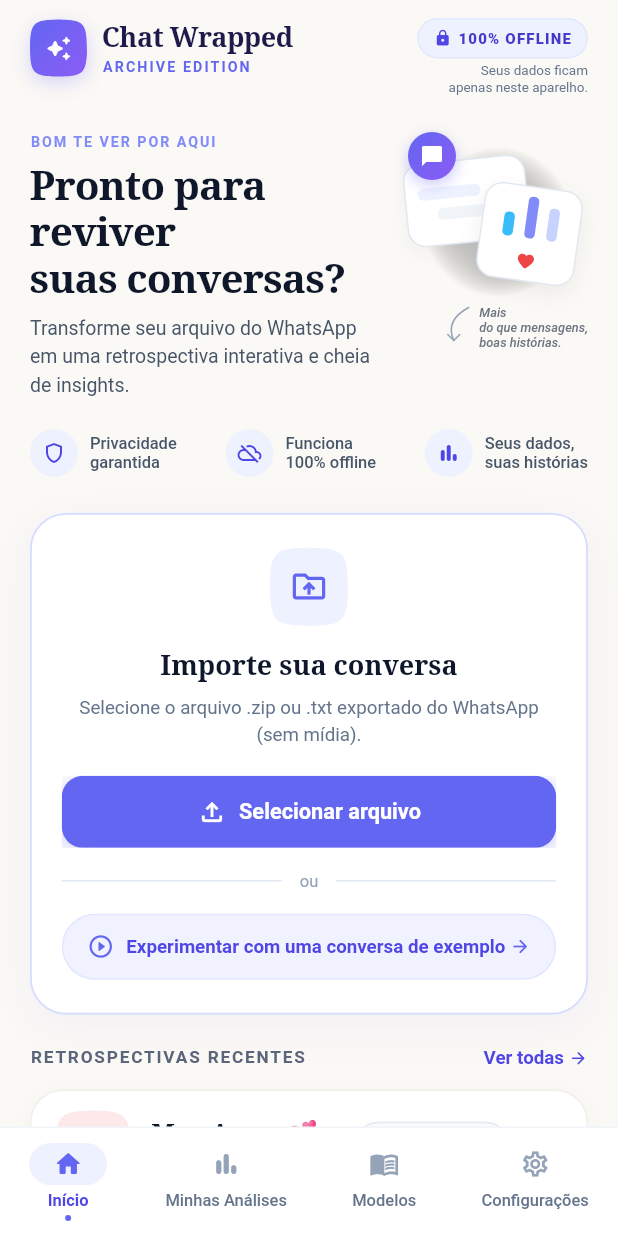
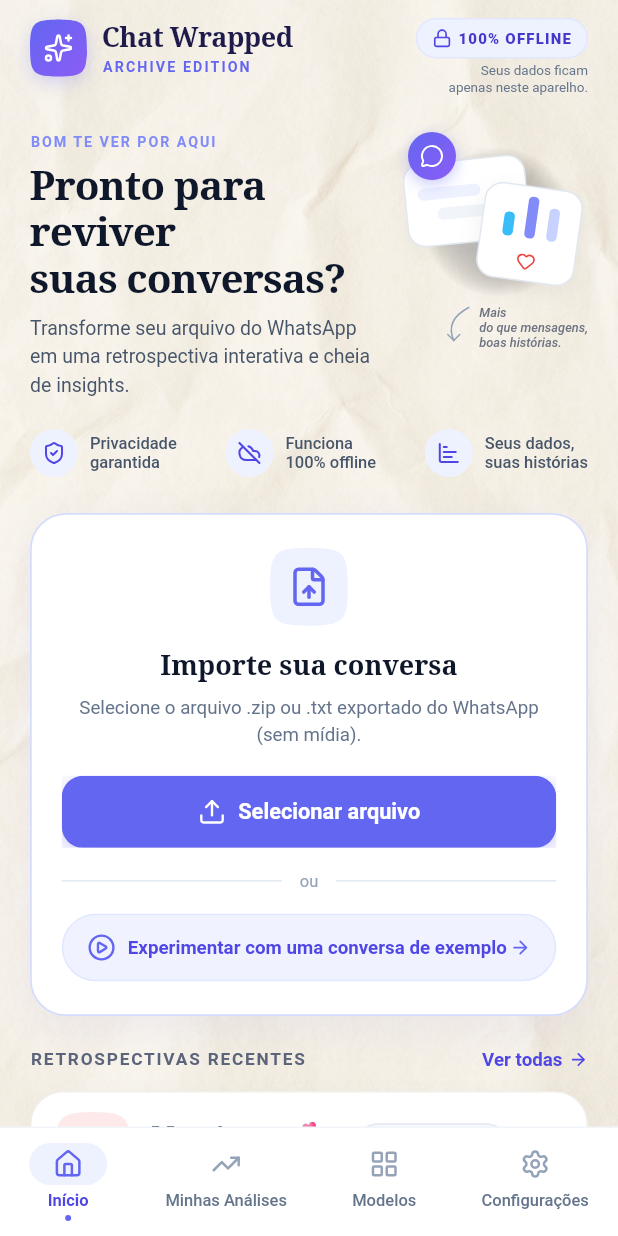
Before and after one commit to RiosWesley/Seasons, a Flutter app: the screen it shows after launch, on a phone screen of 412 x 824 dp. Run offline on Flutter 3.47's test engine with Material 3 defaults, Android fonts, the phone set to English and light mode, and no system bars; our stand-ins replace file_picker, flutter_animate, lucide_icons_flutter, share_plus; missing offline and left inert: receive_sharing_intent.

Commit message:
feat(ui): add crumpled paper background texture and upgrade iconography to Lucide

```diff
--- a/lib/screens/home_screen.dart
+++ b/lib/screens/home_screen.dart
@@ -1,5 +1,6 @@
 import 'package:flutter/material.dart';
 import 'package:flutter/services.dart';
+import 'package:lucide_icons_flutter/lucide_icons.dart';
 import '../core/analytics/chat_analyzer.dart';
 import '../core/models/general_stats.dart';
 import '../core/models/raw_chat_export.dart';
@@ -245,7 +246,7 @@
         backgroundColor: Theme.of(context).cardColor,
         title: Row(
           children: [
-            const Icon(Icons.error_outline_rounded, color: SwissColors.danger, size: 20),
+            const Icon(LucideIcons.alertCircle, color: SwissColors.danger, size: 20),
             const SizedBox(width: 8),
             Text('Falha na Leitura', style: SwissTypography.titleMedium),
           ],
@@ -256,15 +257,9 @@
         ),
         actions: [
           SwissButton(
-            label: 'Compreendi',
-            type: SwissButtonType.secondary,
-            onPressed: () {
-              Navigator.of(context).pop();
-              setState(() {
-                _currentStage = PipelineStage.idle;
-                _errorMessage = null;
-              });
-            },
+            label: 'OK',
+            type: SwissButtonType.primary,
+            onPressed: () => Navigator.of(context).pop(),
           ),
         ],
       ),
@@ -316,7 +311,7 @@
               ),
               const SizedBox(height: 20),
               _buildModelDetailTile(
-                icon: Icons.favorite_border_rounded,
+                icon: LucideIcons.heart,
                 title: 'Casal (2 participantes)',
                 subtitle: 'Sincronia de respostas, horários mais íntimos, equilíbrio de mensagens e linguagens de afeto.',
                 color: const Color(0xFFF43F5E),
@@ -328,7 +323,7 @@
               ),
               const SizedBox(height: 12),
               _buildModelDetailTile(
-                icon: Icons.people_alt_outlined,
+                icon: LucideIcons.users,
                 title: 'Amigos (3 a 5 participantes)',
                 subtitle: 'Índice de vácuo, tempos médios de resposta, quem envia mais áudios e memes do squad.',
                 color: const Color(0xFF0284C7),
@@ -340,7 +335,7 @@
               ),
               const SizedBox(height: 12),
               _buildModelDetailTile(
-                icon: Icons.groups_outlined,
+                icon: LucideIcons.users,
                 title: 'Grupo (6+ participantes)',
                 subtitle: 'Leaderboard de mensagens, radar de vibe, horários caóticos e análise de rede.',
                 color: const Color(0xFF8B5CF6),
@@ -411,7 +406,7 @@
                 ],
               ),
             ),
-            const Icon(Icons.chevron_right_rounded, color: Color(0xFF94A3B8)),
+            const Icon(LucideIcons.chevronRight, color: Color(0xFF94A3B8), size: 18),
           ],
         ),
       ),
@@ -423,7 +418,21 @@
     return Scaffold(
       backgroundColor: SwissColors.lightBackground, // Warm Ivory #FBF9F5
       bottomNavigationBar: _buildBottomNavigationBar(),
-      body: SafeArea(
+      body: Stack(
+        children: [
+          // Subtle Crumpled Paper Texture Background Layer
+          Positioned.fill(
+            child: Opacity(
+              opacity: 0.55,
+              child: Image.asset(
+                'assets/images/home_paper_texture.jpg',
+                fit: BoxFit.cover,
+              ),
+            ),
+          ),
+
+          // Primary Scrollable Editorial Content
+          SafeArea(
             child: ListView(
               padding: const EdgeInsets.symmetric(horizontal: 20.0, vertical: 12.0),
               children: [
@@ -472,6 +481,8 @@
                 const SizedBox(height: 24),
               ],
             ),
+          ),
+        ],
       ),
     );
   }
@@ -509,9 +520,9 @@
               ),
               child: const Center(
                 child: Icon(
-                  Icons.auto_awesome_rounded,
+                  LucideIcons.sparkles,
                   color: Colors.white,
-                  size: 18,
+                  size: 20,
                 ),
               ),
             ),
@@ -559,8 +570,8 @@
                 mainAxisSize: MainAxisSize.min,
                 children: const [
                   Icon(
-                    Icons.lock_rounded,
-                    size: 12,
+                    LucideIcons.lock,
+                    size: 13,
                     color: Color(0xFF4F46E5),
                   ),
                   SizedBox(width: 4),
@@ -659,17 +670,17 @@
       mainAxisAlignment: MainAxisAlignment.spaceBetween,
       children: [
         _buildFeatureBadgeItem(
-          icon: Icons.shield_outlined,
+          icon: LucideIcons.shieldCheck,
           line1: 'Privacidade',
           line2: 'garantida',
         ),
         _buildFeatureBadgeItem(
-          icon: Icons.cloud_off_outlined,
+          icon: LucideIcons.cloudOff,
           line1: 'Funciona',
           line2: '100% offline',
         ),
         _buildFeatureBadgeItem(
-          icon: Icons.bar_chart_rounded,
+          icon: LucideIcons.chartBar,
           line1: 'Seus dados,',
           line2: 'suas histórias',
         ),
@@ -748,9 +759,9 @@
             ),
             child: const Center(
               child: Icon(
-                Icons.drive_folder_upload_outlined,
+                LucideIcons.fileUp,
                 color: SwissColors.irisPrimary,
-                size: 26,
+                size: 28,
               ),
             ),
           ),
@@ -816,9 +827,9 @@
                             mainAxisSize: MainAxisSize.min,
                             children: const [
                               Icon(
-                                Icons.file_upload_outlined,
+                                LucideIcons.upload,
                                 color: Colors.white,
-                                size: 20,
+                                size: 19,
                               ),
                               SizedBox(width: 8),
                               Text(
@@ -881,8 +892,8 @@
                 child: Row(
                   children: const [
                     Icon(
-                      Icons.play_circle_outline_rounded,
-                      size: 18,
+                      LucideIcons.circlePlay,
+                      size: 19,
                       color: SwissColors.irisPrimary,
                     ),
                     SizedBox(width: 8),
@@ -897,7 +908,7 @@
                       ),
                     ),
                     Icon(
-                      Icons.arrow_forward_rounded,
+                      LucideIcons.arrowRight,
                       size: 14,
                       color: SwissColors.irisPrimary,
                     ),
@@ -911,7 +922,6 @@
     );
   }
 
-  // ==========================================
   // ==========================================
   // SECTION 5: RETROSPECTIVAS RECENTES
   // ==========================================
@@ -945,9 +955,9 @@
                       color: Color(0xFF4F46E5),
                     ),
                   ),
-                  SizedBox(width: 3),
+                  SizedBox(width: 4),
                   Icon(
-                    Icons.arrow_forward_rounded,
+                    LucideIcons.arrowRight,
                     size: 13,
                     color: Color(0xFF4F46E5),
                   ),
@@ -963,7 +973,7 @@
         _buildRecentWrappedCard(
           avatarBg: const Color(0xFFFDE8EA),
           iconColor: const Color(0xFFE11D48),
-          icon: Icons.favorite_border_rounded,
+          icon: LucideIcons.heart,
           title: 'Meu Amor 💕',
           subtitle: '1.248 mensagens  •  12 de mar. de 2024',
           onTap: () => _handleDemoRetrospective(_demoChatCasal, 'Meu Amor 💕'),
@@ -975,7 +985,7 @@
         _buildRecentWrappedCard(
           avatarBg: const Color(0xFFE0EDFD),
           iconColor: const Color(0xFF2563EB),
-          icon: Icons.people_alt_outlined,
+          icon: LucideIcons.users,
           title: 'Resenha do Squad',
           subtitle: '8.732 mensagens  •  3 de mar. de 2024',
           onTap: () => _handleDemoRetrospective(_demoChatAmigos, 'Resenha do Squad'),
@@ -993,8 +1003,8 @@
                   ? const Color(0xFFE11D48)
                   : const Color(0xFF2563EB),
               icon: saved.mode == ChatMode.casal
-                  ? Icons.favorite_border_rounded
-                  : Icons.people_alt_outlined,
+                  ? LucideIcons.heart
+                  : LucideIcons.users,
               title: saved.title,
               subtitle: '${saved.messageCount} mensagens  •  ${saved.dateText}',
               onTap: () {
@@ -1119,7 +1129,7 @@
                     ),
                     SizedBox(width: 4),
                     Icon(
-                      Icons.arrow_forward_rounded,
+                      LucideIcons.arrowRight,
                       size: 12,
                       color: Color(0xFF0F172A),
                     ),
@@ -1140,7 +1150,7 @@
               child: const Padding(
                 padding: EdgeInsets.all(4.0),
                 child: Icon(
-                  Icons.more_vert_rounded,
+                  LucideIcons.moreVertical,
                   size: 20,
                   color: Color(0xFF64748B),
                 ),
@@ -1185,9 +1195,9 @@
                       color: Color(0xFF4F46E5),
                     ),
                   ),
-                  SizedBox(width: 3),
+                  SizedBox(width: 4),
                   Icon(
-                    Icons.arrow_forward_rounded,
+                    LucideIcons.arrowRight,
                     size: 13,
                     color: Color(0xFF4F46E5),
                   ),
@@ -1213,7 +1223,7 @@
                 borderColor: const Color(0xFFFCD3D8),
                 accentColor: const Color(0xFFE11D48),
                 eyebrowColor: const Color(0xFFE11D48),
-                icon: Icons.favorite_border_rounded,
+                icon: LucideIcons.heart,
                 avatarBg: const Color(0xFFFDE8EA),
                 onTap: () => _handleDemoRetrospective(_demoChatCasal, 'Mariana & Lucas (Casal)'),
               ),
@@ -1232,7 +1242,7 @@
                 borderColor: const Color(0xFFBAE6FD),
                 accentColor: const Color(0xFF2563EB),
                 eyebrowColor: const Color(0xFF2563EB),
-                icon: Icons.people_alt_outlined,
+                icon: LucideIcons.users,
                 avatarBg: const Color(0xFFE0EDFD),
                 onTap: () => _handleDemoRetrospective(_demoChatAmigos, 'Resenha do Squad (Amigos)'),
               ),
@@ -1381,7 +1391,7 @@
                         ),
                         child: Center(
                           child: Icon(
-                            Icons.arrow_forward_rounded,
+                            LucideIcons.arrowRight,
                             size: 16,
                             color: accentColor,
                           ),
@@ -1406,7 +1416,7 @@
       mainAxisAlignment: MainAxisAlignment.center,
       children: const [
         Icon(
-          Icons.auto_awesome_rounded,
+          LucideIcons.sparkles,
           size: 14,
           color: Color(0xFF818CF8),
         ),
@@ -1443,25 +1453,25 @@
           children: [
             _buildNavItem(
               index: 0,
-              icon: Icons.home_rounded,
+              icon: LucideIcons.house,
               label: 'Início',
               isActive: _selectedTabIndex == 0,
             ),
             _buildNavItem(
               index: 1,
-              icon: Icons.bar_chart_rounded,
+              icon: LucideIcons.trendingUp,
               label: 'Minhas Análises',
               isActive: _selectedTabIndex == 1,
             ),
             _buildNavItem(
               index: 2,
-              icon: Icons.menu_book_outlined,
+              icon: LucideIcons.layoutGrid,
               label: 'Modelos',
               isActive: _selectedTabIndex == 2,
             ),
             _buildNavItem(
               index: 3,
-              icon: Icons.settings_outlined,
+              icon: LucideIcons.settings,
               label: 'Configurações',
               isActive: _selectedTabIndex == 3,
             ),
@@ -1671,7 +1681,7 @@
                     ],
                   ),
                   const Icon(
-                    Icons.favorite_rounded,
+                    LucideIcons.heart,
                     size: 13,
                     color: Color(0xFFEF4444),
                   ),
@@ -1705,7 +1715,7 @@
             ),
             child: const Center(
               child: Icon(
-                Icons.chat_bubble_rounded,
+                LucideIcons.messageCircle,
                 color: Colors.white,
                 size: 16,
               ),
--- a/pubspec.yaml
+++ b/pubspec.yaml
@@ -43,6 +43,7 @@
   flutter_animate: ^4.5.2
   provider: ^6.1.5+1
   share_plus: ^13.3.0
+  lucide_icons_flutter: ^3.1.19
 
 dev_dependencies:
   flutter_test:
```
Also changed, not shown: lib/screens/dashboard_screen.dart (+15 -14 lines), lib/screens/mode_selection_screen.dart (+8 -7 lines), lib/stories/cards/story_card_base.dart (+2 -1 lines), lib/stories/stories_viewer_screen.dart (+3 -2 lines), lib/widgets/stage_progress_indicator.dart (+8 -7 lines), assets/images/home_paper_texture.jpg (added), pubspec.lock, 3 other files. Lines whose indentation alone changed are shown as unchanged.
